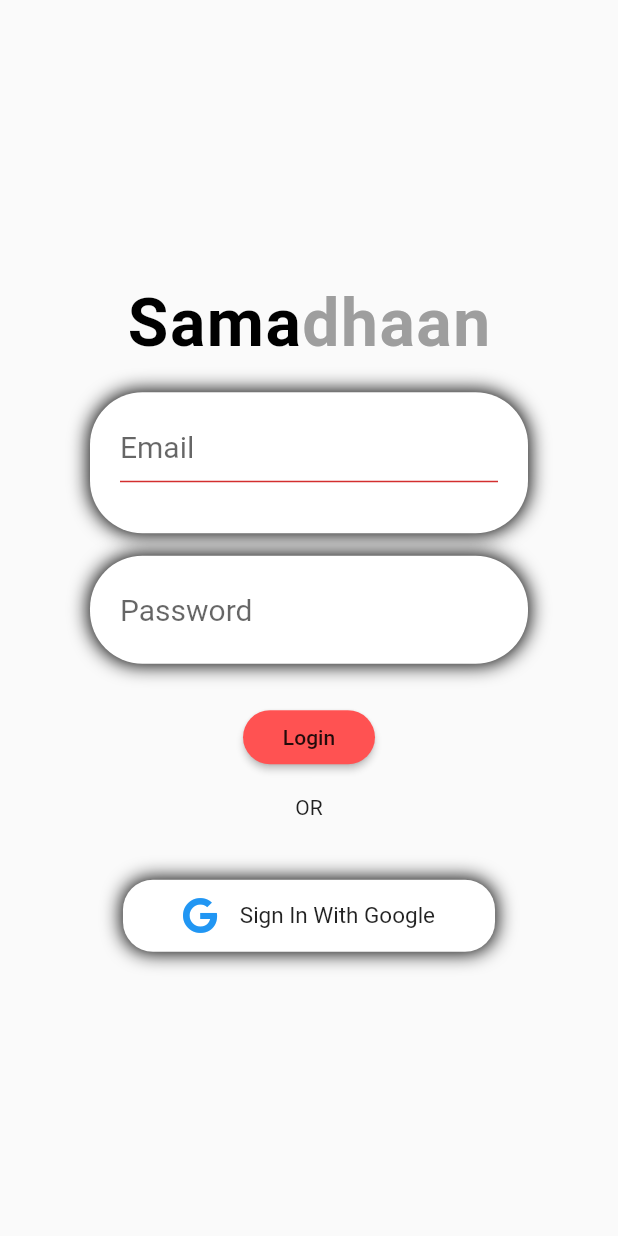
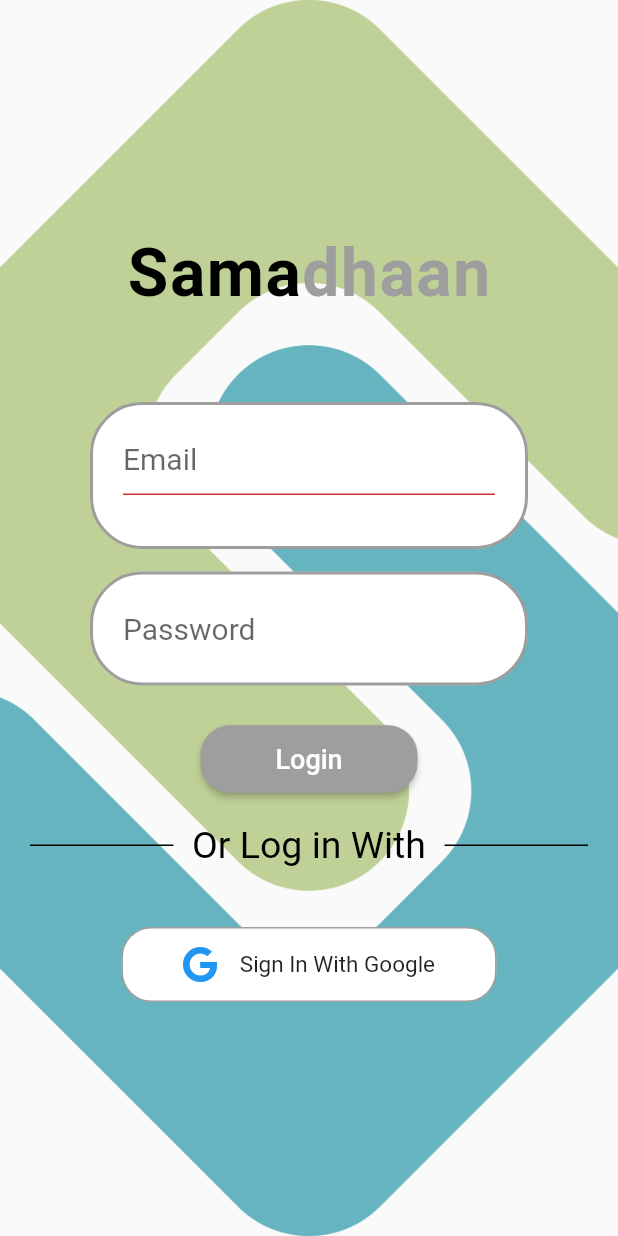
Before and after one commit to samadhaan04/Samadhaan_Native_CApp, a Flutter app: the screen it shows after launch, after a tap on "Login", on a phone screen of 412 x 824 dp. Run offline on Flutter 3.47's test engine with Material 2 defaults, Android fonts, the phone set to English and light mode, and no system bars; our stand-ins replace cloud_firestore, firebase_auth, firebase_messaging, firebase_storage, flutter_spinkit, font_awesome_flutter and 5 more; accounts and stored records are empty; Roboto replaces fonts that are missing (Sans Serif).

Commit message:
minor changes

```diff
--- a/lib/screens/home.dart
+++ b/lib/screens/home.dart
@@ -7,15 +7,70 @@ import 'package:faridabad/screens/user_info.dart';
 import 'package:flutter/material.dart';
 import 'package:font_awesome_flutter/font_awesome_flutter.dart';
 
-class HomeScreen extends StatelessWidget {
+class HomeScreen extends StatefulWidget {
   static const routeName = '/home';
+
+  @override
+  _HomeScreenState createState() => _HomeScreenState();
+}
+
+class _HomeScreenState extends State<HomeScreen> {
   String email;
+
   String password;
+
+  var height = 0.0;
+  var width = 0.0;
+
+
+
+  @override
+  void didChangeDependencies() {
+    // TODO: implement didChangeDependencies
+    super.didChangeDependencies();
+      Future.delayed(Duration(milliseconds: 100)).then((value) => setState(() {
+      height = MediaQuery.of(context).size.height;
+      width = MediaQuery.of(context).size.width;
+    }));
+  }
+
   final _formKey = GlobalKey<FormState>();
+
   @override
   Widget build(BuildContext context) {
+
+    // setState(() {
+    //   height = MediaQuery.of(context).size.height;
+    //   width = MediaQuery.of(context).size.width;
+    // });
+
     return Scaffold(
-      body: Center(
+      // backgroundColor: ,
+      body: Container(
+        // decoration: BoxDecoration(
+        //   gradient: LinearGradient(
+        //     colors: [Colors.black12, Colors.white],
+        //      begin: Alignment.topCenter,
+        //      end: Alignment.bottomCenter
+        //   ),
+        // ),
+        child: Stack(
+          children: <Widget>[
+            Center(
+                child: AnimatedContainer(
+                duration: Duration(seconds: 3),
+                curve: Curves.easeInOut,
+                // decoration: BoxDecoration(image: DecorationImage(image: AssetImage('assets/images/samadhaan.png',),fit: BoxFit.cover)),
+                height: height,
+                width: width,
+                child: Hero(
+                  tag: 'logo',
+                  child: Image.asset('assets/images/samadhaan.png',
+                      fit: BoxFit.cover),
+                ),
+              ),
+            ),
+            Center(
               child: Column(
                 crossAxisAlignment: CrossAxisAlignment.center,
                 children: <Widget>[
@@ -29,22 +84,12 @@ class HomeScreen extends StatelessWidget {
                           crossAxisAlignment: CrossAxisAlignment.center,
                           mainAxisAlignment: MainAxisAlignment.center,
                           children: <Widget>[
-                      // Hero(
-                      //   tag: 'logo',
-                      //   child: Container(
-                      //     height: 250.0,
-                      //     width: 250.0,
-                      //     child: Image.asset(
-                      //       'assets/images/samadhaan.png',
-                      //     ),
-                      //   ),
-                      // ),
                             // SizedBox(
                             //   height: 20,
                             // ),
                             brandText,
                             SizedBox(
-                        height: 20,
+                              height: 60,
                             ),
                             Form(
                               key: _formKey,
@@ -53,17 +98,20 @@ class HomeScreen extends StatelessWidget {
                                 mainAxisAlignment: MainAxisAlignment.center,
                                 children: <Widget>[
                                   Container(
-                              margin: EdgeInsets.symmetric(horizontal: 40),
+                                    margin:
+                                        EdgeInsets.symmetric(horizontal: 40),
                                     padding: EdgeInsets.symmetric(
                                         horizontal: 20, vertical: 12),
                                     decoration: BoxDecoration(
+                                      border: Border.all(
+                                          color: Colors.black38, width: 2),
                                       color: Colors.white,
-                                boxShadow: [
-                                  BoxShadow(
-                                      color: Colors.black,
-                                      spreadRadius: 1,
-                                      blurRadius: 10)
-                                ],
+                                      // boxShadow: [
+                                      //   BoxShadow(
+                                      //       color: Colors.black38,
+                                      //       spreadRadius: 1,
+                                      //       blurRadius: 1)
+                                      // ],
                                       borderRadius: BorderRadius.circular(35),
                                     ),
                                     child: TextFormField(
@@ -92,17 +140,20 @@ class HomeScreen extends StatelessWidget {
                                     height: 15,
                                   ),
                                   Container(
-                              margin: EdgeInsets.symmetric(horizontal: 40),
+                                    margin:
+                                        EdgeInsets.symmetric(horizontal: 40),
                                     padding: EdgeInsets.symmetric(
                                         horizontal: 20, vertical: 12),
                                     decoration: BoxDecoration(
                                       color: Colors.white,
-                                boxShadow: [
-                                  BoxShadow(
-                                      color: Colors.black,
-                                      spreadRadius: 1,
-                                      blurRadius: 10)
-                                ],
+                                      // boxShadow: [
+                                      //   BoxShadow(
+                                      //       color: Colors.black,
+                                      //       spreadRadius: 1,
+                                      //       blurRadius: 10)
+                                      // ],
+                                      border: Border.all(
+                                          color: Colors.black38, width: 2),
                                       borderRadius: BorderRadius.circular(35),
                                     ),
                                     child: TextFormField(
@@ -127,26 +178,51 @@ class HomeScreen extends StatelessWidget {
                               height: 25,
                             ),
                             RaisedButton(
+                              padding: EdgeInsets.symmetric(
+                                  horizontal: 50, vertical: 12),
                               shape: RoundedRectangleBorder(
                                   borderRadius:
                                       BorderRadius.all(Radius.circular(20))),
-                        color: Colors.redAccent,
+                              color: Colors.grey,
                               onPressed: () async {
                                 if (_formKey.currentState.validate()) {
                                   print('$email $password');
-                            final result = await Auth().signIn(email, password);
+                                  final result =
+                                      await Auth().signIn(email, password);
                                   if (result) {
                                     Navigator.of(context)
                                         .pushNamed(AdminScreen.routename);
                                   }
                                 }
                               },
-                        child: Text('Login'),
+                              child: Text(
+                                'Login',
+                                style: TextStyle(
+                                    fontSize: 18, color: Colors.white),
+                              ),
                             ),
                             SizedBox(
-                        height: 15,
+                              height: 19,
                             ),
-                      Text("OR"),
+                            Row(
+                              children: <Widget>[
+                                Expanded(
+                                    child: Divider(
+                                  thickness: 1,
+                                  color: Colors.black,
+                                )),
+                                Text(
+                                  "  Or Log in With  ",
+                                  style: TextStyle(
+                                      fontSize: 25, color: Colors.black),
+                                ),
+                                Expanded(
+                                    child: Divider(
+                                  thickness: 1,
+                                  color: Colors.black,
+                                )),
+                              ],
+                            ),
                             SizedBox(
                               height: 40,
                             ),
@@ -172,12 +248,8 @@ class HomeScreen extends StatelessWidget {
                                     horizontal: 40, vertical: 12),
                                 decoration: BoxDecoration(
                                   color: Colors.white,
-                            boxShadow: [
-                              BoxShadow(
-                                  color: Colors.black,
-                                  spreadRadius: 1,
-                                  blurRadius: 10)
-                            ],
+                                  border: Border.all(
+                                      color: Colors.black38, width: 1),
                                   borderRadius: BorderRadius.circular(20),
                                 ),
                                 child: Row(
@@ -207,6 +279,9 @@ class HomeScreen extends StatelessWidget {
                 ],
               ),
             ),
+          ],
+        ),
+      ),
     );
   }
 }
--- a/lib/screens/loader.dart
+++ b/lib/screens/loader.dart
@@ -15,6 +15,7 @@ class Loader extends StatefulWidget {
 
 class _LoaderState extends State<Loader> {
   void movetoHome() async {
+    print('hello');
     await Future.delayed(Duration(milliseconds: 2000));
     final result = await Auth().autoLogin();
     print('result $result');
--- a/lib/screens/splash_screen.dart
+++ b/lib/screens/splash_screen.dart
@@ -10,11 +10,12 @@ class SplashScreen extends StatefulWidget {
   _SplashScreenState createState() => _SplashScreenState();
 }
 
-class _SplashScreenState extends State<SplashScreen> {
 
 
+class _SplashScreenState extends State<SplashScreen> {
   void movetoHome() async {
     await Future.delayed(Duration(milliseconds: 2000));
+    print('hello');
     final result = await Auth().autoLogin();
     print('result $result');
     if (result) {
@@ -25,9 +26,7 @@ class _SplashScreenState extends State<SplashScreen> {
       } else {
         Navigator.of(context).pushReplacementNamed(UserInfoScreen.routeName);
       }
-    }
-    else
-    {
+    } else {
       Navigator.of(context).pushReplacementNamed(HomeScreen.routeName);
     }
   }
@@ -38,6 +37,8 @@ class _SplashScreenState extends State<SplashScreen> {
     super.initState();
   }
 
+
+
   @override
   Widget build(BuildContext context) {
     return Scaffold(
@@ -46,10 +47,14 @@ class _SplashScreenState extends State<SplashScreen> {
         mainAxisAlignment: MainAxisAlignment.center,
         children: <Widget>[
           Center(
-              child: Image.asset('assets/images/samadhaan.png',
-                  width: MediaQuery.of(context).size.width * .5,
+            child: Hero(
+              tag: 'logo',
+              child: Image.asset(
+                'assets/images/samadhaan.png',
+                width: MediaQuery.of(context).size.width * .5,
               ),
             ),
+          ),
           Text(
             'Samadhaan',
             textAlign: TextAlign.center,
```
Also changed, not shown: lib/data/constants.dart (+16 -6 lines), lib/providers/auth.dart (+11 -3 lines), lib/screens/filecomplaint.dart (+8 -5 lines), lib/screens/previouscomplaints.dart (+17 -1 lines), lib/screens/user_info.dart (+14 -7 lines). Lines whose indentation alone changed are shown as unchanged.
